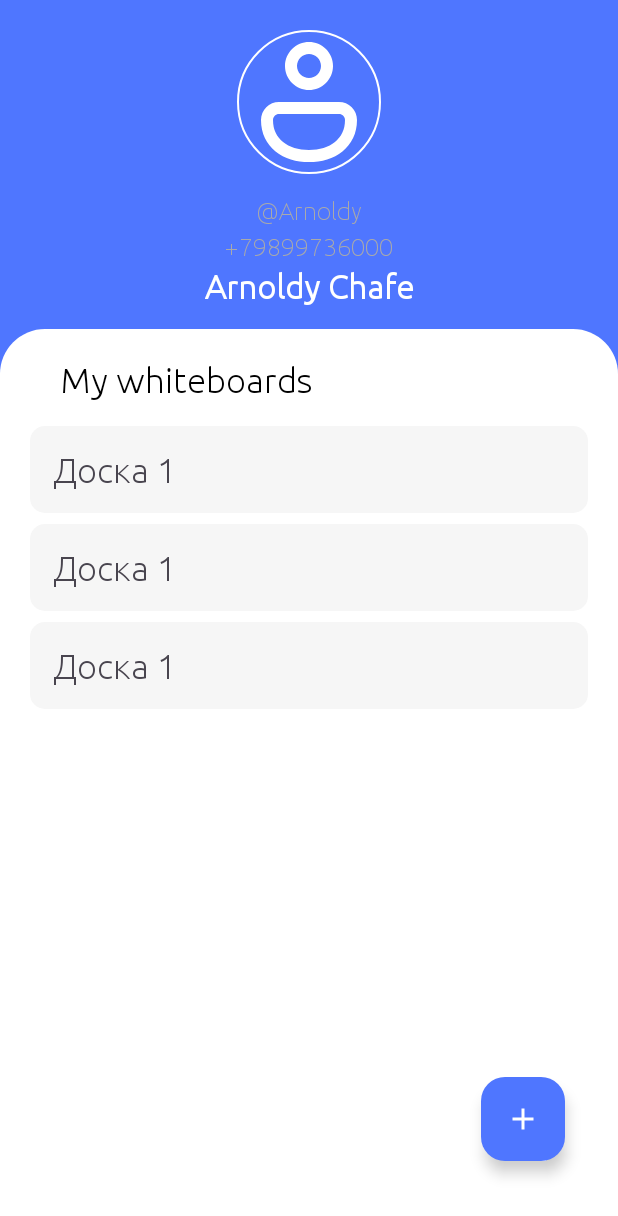
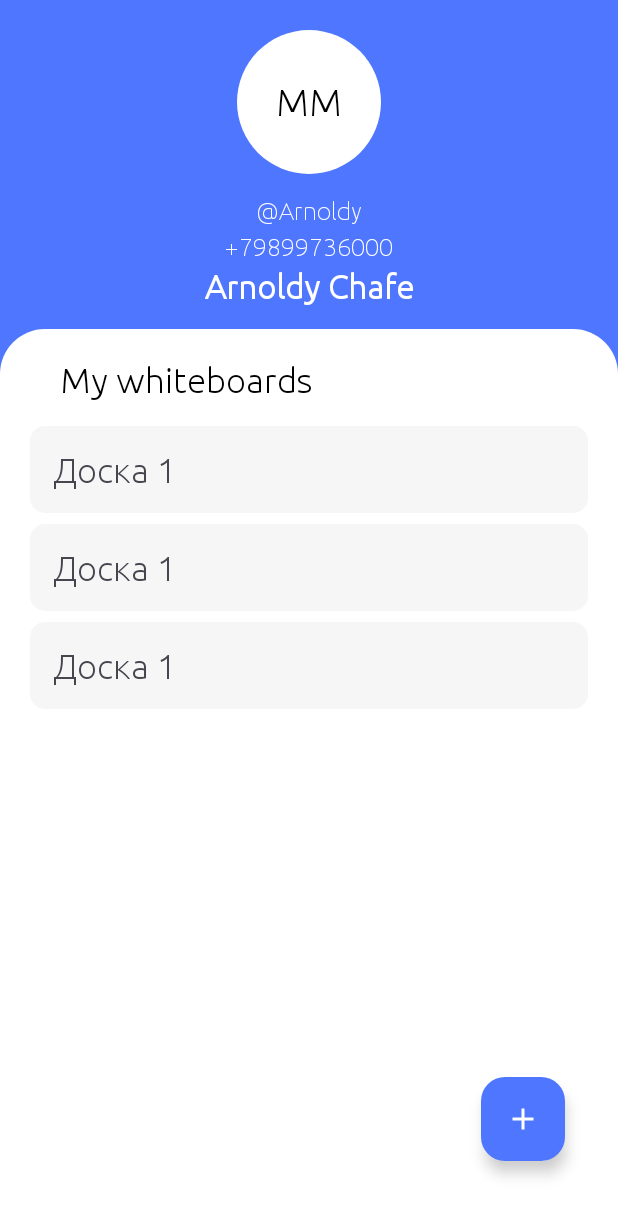
Before and after one commit to memaev/DrawIt, an Android app: the layout activity_main.xml on its own in the app's theme, with its tools: preview values and no code run, on a phone screen of 412 x 824 dp. Shown: the top 1216 px of the screen. Run offline under Robolectric (Android 15) with nearby library versions, the phone set to English and light mode, and no system bars.

Commit message:
Added default profile image in MainActivity

```diff
--- /dev/null
+++ b/app/src/main/res/drawable/default_profile_image_bg.xml
@@ -0,0 +1,8 @@
+<?xml version="1.0" encoding="utf-8"?>
+<shape
+    xmlns:android="http://schemas.android.com/apk/res/android"
+    android:shape="oval">
+
+    <solid android:color="@color/white" />
+
+</shape>
--- a/app/src/main/res/layout/activity_main.xml
+++ b/app/src/main/res/layout/activity_main.xml
@@ -19,6 +19,22 @@
             android:layout_height="wrap_content"
             android:background="@color/blue">
 
+            <TextView
+                android:id="@+id/default_profile_image"
+                android:layout_width="96dp"
+                android:layout_height="96dp"
+                android:background="@drawable/default_profile_image_bg"
+                android:textAlignment="center"
+                android:gravity="center"
+                tools:text="MM"
+                tools:textColor="@color/black"
+                android:textSize="25sp"
+                app:layout_constraintStart_toStartOf="parent"
+                app:layout_constraintEnd_toEndOf="parent"
+                app:layout_constraintTop_toTopOf="parent"
+                android:layout_marginTop="20dp"
+                />
+
             <de.hdodenhof.circleimageview.CircleImageView
                 android:id="@+id/image_profile_user"
                 android:layout_width="96dp"
@@ -27,6 +43,7 @@
                 android:layout_marginTop="20dp"
                 app:civ_border_color="@android:color/white"
                 app:civ_border_width="1dp"
+                android:visibility="invisible"
                 app:layout_constraintEnd_toEndOf="parent"
                 app:layout_constraintStart_toStartOf="parent"
                 app:layout_constraintTop_toTopOf="parent" />
@@ -47,7 +64,7 @@
                     android:layout_height="wrap_content"
                     android:layout_marginTop="15dp"
                     android:textSize="16sp"
-                    android:textColor="@android:color/darker_gray"
+                    android:textColor="@color/white"
                     app:layout_constraintTop_toBottomOf="@+id/image_profile_user"
                     app:layout_constraintStart_toStartOf="parent"
                     app:layout_constraintEnd_toEndOf="parent"
@@ -58,7 +75,7 @@
                     android:layout_width="wrap_content"
                     android:layout_height="wrap_content"
                     android:textSize="16sp"
-                    android:textColor="@android:color/darker_gray"
+                    android:textColor="@color/white"
                     android:layout_marginTop="5dp"
                     app:layout_constraintTop_toBottomOf="@+id/image_profile_user"
                     app:layout_constraintStart_toStartOf="parent"
--- a/app/src/main/res/values/colors.xml
+++ b/app/src/main/res/values/colors.xml
@@ -7,5 +7,6 @@
     <color name="dark">#433E3E</color>
     <color name="blue">#4F76FF</color>
     <color name="blue2">#664F76</color>
-    <color name="transpanent">@android:color/transparent</color>
+    <color name="purple">#977BC5</color>
+    <color name="red">#E98787</color>
 </resources>
```
Also changed, not shown: app/src/main/java/com/llc/drawit/presentation/activity/MainActivity.java (+19 -1 lines), app/src/main/java/com/llc/drawit/presentation/util/StringUtil.java (added, +11 -0 lines), app/src/main/java/com/llc/drawit/presentation/util/color/DefaultProfileImageColorsUtil.java (added, +27 -0 lines).
